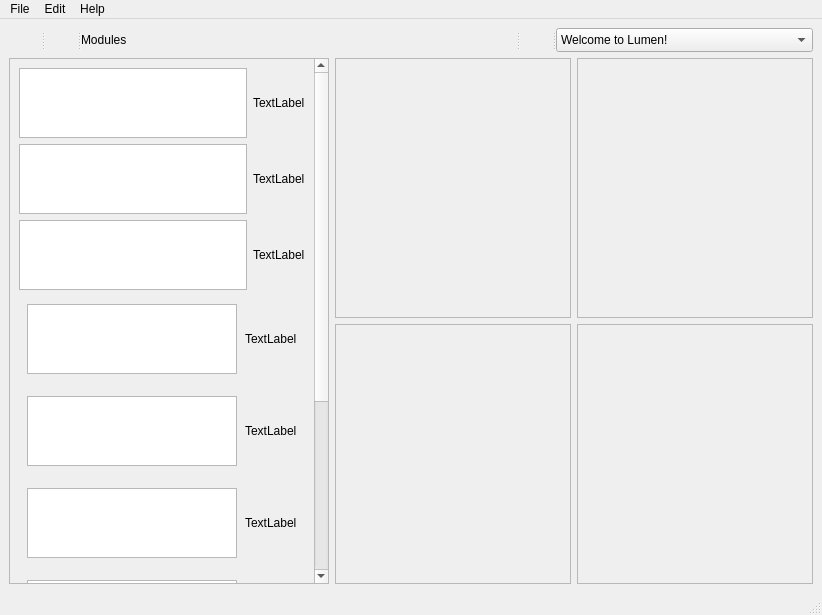
Eual11/Lumen, file ui/LumenMainWindow2.0.ui: the form before one commit.
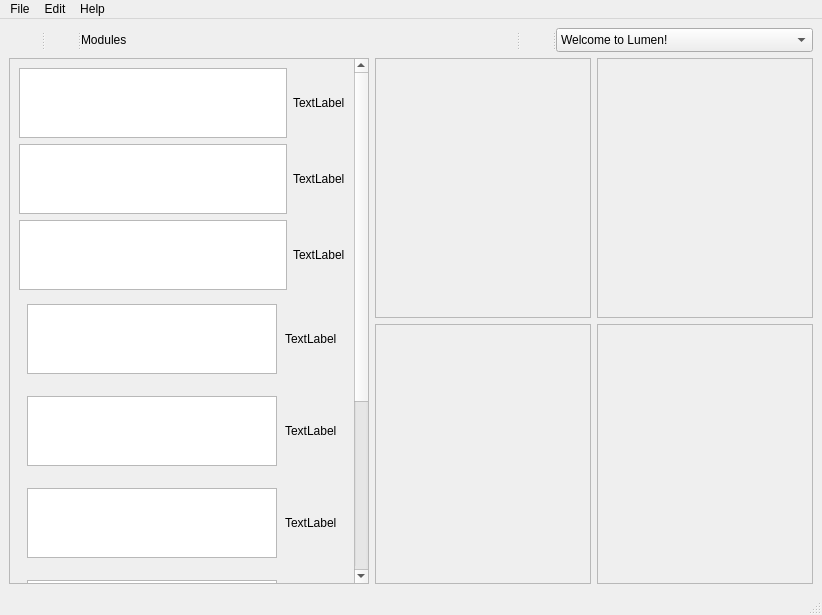
The form after the commit. Icons and pictures are not drawn.

Commit message: Add segements table widget

```diff
--- a/ui/LumenMainWindow2.0.ui
+++ b/ui/LumenMainWindow2.0.ui
@@ -173,7 +173,7 @@
          <widget class="QScrollArea" name="scrollArea">
           <property name="minimumSize">
            <size>
-            <width>320</width>
+            <width>360</width>
             <height>480</height>
            </size>
           </property>
@@ -190,8 +190,8 @@
            <property name="geometry">
             <rect>
              <x>0</x>
-             <y>-165</y>
-             <width>306</width>
+             <y>0</y>
+             <width>346</width>
              <height>672</height>
             </rect>
            </property>
```
The commit also changes 1 other file.
